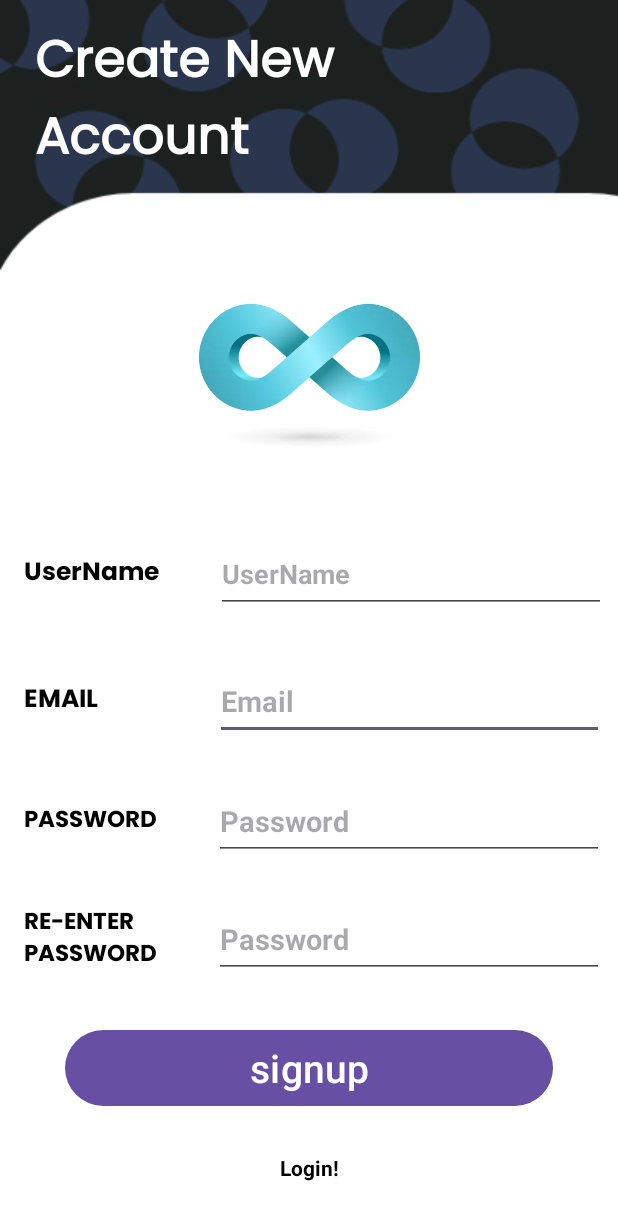
After one commit to silenceofranger/Whisper_Loop, an Android app: the SignUp screen opened directly, with no data from a screen before it, on a phone screen of 412 x 824 dp. The commit adds this screen. Shown: the top 1220 px of the screen. Run offline under Robolectric (Android 15) with nearby library versions, the phone set to English and light mode, and no system bars; our stand-ins replace sdp/ssp sizes.

Commit message:
SignIn & SignUp Pages

```diff
--- a/app/build.gradle
+++ b/app/build.gradle
@@ -40,6 +40,7 @@ dependencies {
     implementation 'androidx.navigation:navigation-fragment:2.5.2'
     implementation 'androidx.navigation:navigation-ui:2.5.2'
     implementation 'com.google.firebase:firebase-database:20.2.2'
+    implementation 'com.google.firebase:firebase-storage:20.2.0'
     testImplementation 'junit:junit:4.13.2'
     androidTestImplementation 'androidx.test.ext:junit:1.1.3'
     androidTestImplementation 'androidx.test.espresso:espresso-core:3.4.0'
--- a/app/src/main/AndroidManifest.xml
+++ b/app/src/main/AndroidManifest.xml
@@ -12,6 +12,12 @@
         android:supportsRtl="true"
         android:theme="@style/Theme.WhisperLoop"
         tools:targetApi="31">
+        <activity
+            android:name=".SignUp"
+            android:exported="false" />
+        <activity
+            android:name=".SignIn"
+            android:exported="false" />
         <activity
             android:name=".MainActivity"
             android:exported="false" />
--- /dev/null
+++ b/app/src/main/java/com/example/whisperloop/SignUp.java
@@ -0,0 +1,14 @@
+package com.example.whisperloop;
+
+import androidx.appcompat.app.AppCompatActivity;
+
+import android.os.Bundle;
+
+public class SignUp extends AppCompatActivity {
+
+    @Override
+    protected void onCreate(Bundle savedInstanceState) {
+        super.onCreate(savedInstanceState);
+        setContentView(R.layout.activity_sign_up);
+    }
+}
--- a/app/src/main/java/com/example/whisperloop/Splash.java
+++ b/app/src/main/java/com/example/whisperloop/Splash.java
@@ -14,7 +14,7 @@ public class Splash extends AppCompatActivity {
         setContentView(R.layout.activity_splash);
 
         new Handler().postDelayed(() -> {
-            Intent intent = new Intent(Splash.this, MainActivity.class);
+            Intent intent = new Intent(Splash.this, SignIn.class);
             startActivity(intent);
             finish();
         }, 3000);
--- /dev/null
+++ b/app/src/main/res/layout/activity_sign_up.xml
@@ -0,0 +1,218 @@
+<?xml version="1.0" encoding="utf-8"?>
+<androidx.constraintlayout.widget.ConstraintLayout xmlns:android="http://schemas.android.com/apk/res/android"
+    xmlns:app="http://schemas.android.com/apk/res-auto"
+    xmlns:tools="http://schemas.android.com/tools"
+    android:layout_width="match_parent"
+    android:layout_height="match_parent"
+    android:background="@drawable/two"
+    tools:context=".SignUp">
+
+    <ImageView
+        android:id="@+id/imageView2"
+        android:layout_width="263dp"
+        android:layout_height="201dp"
+        app:layout_constraintBottom_toBottomOf="parent"
+        app:layout_constraintEnd_toEndOf="parent"
+        app:layout_constraintStart_toStartOf="parent"
+        app:layout_constraintTop_toTopOf="parent"
+        app:layout_constraintVertical_bias="0.228"
+        app:srcCompat="@drawable/whisper" />
+
+    <TextView
+        android:id="@+id/textView4"
+        android:layout_width="@dimen/_215sdp"
+        android:layout_height="@dimen/_35sdp"
+        android:fontFamily="@font/poppins_regular"
+        android:gravity="center_vertical"
+        android:text="Create New "
+        android:textColor="@color/white"
+        android:textSize="@dimen/_26sdp"
+        android:textStyle="bold"
+        app:layout_constraintBottom_toBottomOf="parent"
+        app:layout_constraintEnd_toEndOf="parent"
+        app:layout_constraintHorizontal_bias="0.174"
+        app:layout_constraintStart_toStartOf="parent"
+        app:layout_constraintTop_toTopOf="parent"
+        app:layout_constraintVertical_bias="0.019" />
+
+    <TextView
+        android:id="@+id/textView6"
+        android:layout_width="310dp"
+        android:layout_height="41dp"
+        android:fontFamily="@font/poppins_regular"
+        android:gravity="center_vertical"
+        android:text="Account"
+        android:textColor="@color/white"
+        android:textSize="@dimen/_26sdp"
+        android:textStyle="bold"
+        app:layout_constraintBottom_toBottomOf="parent"
+        app:layout_constraintEnd_toEndOf="parent"
+        app:layout_constraintHorizontal_bias="0.227"
+        app:layout_constraintStart_toStartOf="parent"
+        app:layout_constraintTop_toTopOf="parent"
+        app:layout_constraintVertical_bias="0.084" />
+
+    <TextView
+        android:id="@+id/textView7"
+        android:layout_width="@dimen/_91sdp"
+        android:layout_height="52dp"
+        android:fontFamily="@font/poppins_bold"
+        android:gravity="center_vertical"
+        android:text="UserName"
+        android:textColor="@color/black"
+        android:textSize="@dimen/_13sdp"
+        android:textStyle="bold"
+        app:layout_constraintBottom_toBottomOf="parent"
+        app:layout_constraintEnd_toEndOf="parent"
+        app:layout_constraintHorizontal_bias="0.054"
+        app:layout_constraintStart_toStartOf="parent"
+        app:layout_constraintTop_toTopOf="parent"
+        app:layout_constraintVertical_bias="0.462" />
+
+    <TextView
+        android:id="@+id/textView5"
+        android:layout_width="91dp"
+        android:layout_height="52dp"
+        android:fontFamily="@font/poppins_bold"
+        android:gravity="center_vertical"
+        android:text="EMAIL"
+        android:textColor="@color/black"
+        android:textSize="@dimen/_13sdp"
+        android:textStyle="bold"
+        app:layout_constraintBottom_toBottomOf="parent"
+        app:layout_constraintEnd_toEndOf="parent"
+        app:layout_constraintHorizontal_bias="0.05"
+        app:layout_constraintStart_toStartOf="parent"
+        app:layout_constraintTop_toTopOf="parent"
+        app:layout_constraintVertical_bias="0.572" />
+
+    <TextView
+        android:id="@+id/textView8"
+        android:layout_width="91dp"
+        android:layout_height="52dp"
+        android:fontFamily="@font/poppins_bold"
+        android:gravity="center_vertical"
+        android:text="PASSWORD"
+        android:textColor="@color/black"
+        android:textSize="@dimen/_12sdp"
+        android:textStyle="bold"
+        app:layout_constraintBottom_toBottomOf="parent"
+        app:layout_constraintEnd_toEndOf="parent"
+        app:layout_constraintHorizontal_bias="0.05"
+        app:layout_constraintStart_toStartOf="parent"
+        app:layout_constraintTop_toTopOf="parent"
+        app:layout_constraintVertical_bias="0.675" />
+
+
+    <TextView
+        android:id="@+id/textView10"
+        android:layout_width="91dp"
+        android:layout_height="52dp"
+        android:fontFamily="@font/poppins_bold"
+        android:gravity="center_vertical"
+        android:text="RE-ENTER PASSWORD"
+        android:textColor="@color/black"
+        android:textSize="@dimen/_12sdp"
+        android:textStyle="bold"
+        app:layout_constraintBottom_toBottomOf="parent"
+        app:layout_constraintEnd_toEndOf="parent"
+        app:layout_constraintHorizontal_bias="0.05"
+        app:layout_constraintStart_toStartOf="parent"
+        app:layout_constraintTop_toTopOf="parent"
+        app:layout_constraintVertical_bias="0.777" />
+
+    <EditText
+        android:id="@+id/rgemail"
+        android:layout_width="259dp"
+        android:layout_height="52dp"
+        android:ems="10"
+        android:hint="Email"
+        android:inputType="textEmailAddress"
+        android:textColor="@color/black"
+        android:textSize="@dimen/_15sdp"
+        android:textStyle="bold"
+        app:layout_constraintBottom_toBottomOf="parent"
+        app:layout_constraintEnd_toEndOf="parent"
+        app:layout_constraintHorizontal_bias="0.94"
+        app:layout_constraintStart_toStartOf="parent"
+        app:layout_constraintTop_toTopOf="parent"
+        app:layout_constraintVertical_bias="0.572" />
+
+    <EditText
+        android:id="@+id/rgpassword"
+        android:layout_width="260dp"
+        android:layout_height="52dp"
+        android:ems="10"
+        android:hint="Password"
+        android:inputType="textPassword"
+        android:textColor="@color/black"
+        android:textSize="@dimen/_15sdp"
+        android:textStyle="bold"
+        app:layout_constraintBottom_toBottomOf="parent"
+        app:layout_constraintEnd_toEndOf="parent"
+        app:layout_constraintHorizontal_bias="0.94"
+        app:layout_constraintStart_toStartOf="parent"
+        app:layout_constraintTop_toTopOf="parent"
+        app:layout_constraintVertical_bias="0.675" />
+
+    <EditText
+        android:id="@+id/rgrepassword"
+        android:layout_width="260dp"
+        android:layout_height="52dp"
+        android:ems="10"
+        android:hint="Password"
+        android:inputType="textPassword"
+        android:textColor="@color/black"
+        android:textSize="@dimen/_15sdp"
+        android:textStyle="bold"
+        app:layout_constraintBottom_toBottomOf="parent"
+        app:layout_constraintEnd_toEndOf="parent"
+        app:layout_constraintHorizontal_bias="0.94"
+        app:layout_constraintStart_toStartOf="parent"
+        app:layout_constraintTop_toTopOf="parent"
+        app:layout_constraintVertical_bias="0.777" />
+
+    <Button
+        android:id="@+id/signupbutton"
+        android:layout_width="@dimen/_250sdp"
+        android:layout_height="@dimen/_45sdp"
+        android:text="signup"
+        android:textSize="@dimen/_20sdp"
+        app:layout_constraintBottom_toBottomOf="parent"
+        app:layout_constraintEnd_toEndOf="parent"
+        app:layout_constraintStart_toStartOf="parent"
+        app:layout_constraintTop_toTopOf="parent"
+        app:layout_constraintVertical_bias="0.892" />
+
+    <TextView
+        android:id="@+id/loginbut"
+        android:layout_width="@dimen/_124sdp"
+        android:layout_height="24dp"
+        android:gravity="center"
+        android:text="Login!"
+        android:textColor="@color/black"
+        android:textStyle="bold"
+
+        app:layout_constraintBottom_toBottomOf="parent"
+        app:layout_constraintEnd_toEndOf="parent"
+        app:layout_constraintStart_toStartOf="parent"
+        app:layout_constraintTop_toTopOf="parent"
+        app:layout_constraintVertical_bias="0.958" />
+
+    <EditText
+        android:id="@+id/rgusername"
+        android:layout_width="260dp"
+        android:layout_height="52dp"
+        android:ems="10"
+        android:hint="UserName"
+        android:inputType="textPersonName"
+        android:text=""
+        android:textStyle="bold"
+        app:layout_constraintBottom_toBottomOf="parent"
+        app:layout_constraintEnd_toEndOf="parent"
+        app:layout_constraintHorizontal_bias="0.947"
+        app:layout_constraintStart_toStartOf="parent"
+        app:layout_constraintTop_toTopOf="parent"
+        app:layout_constraintVertical_bias="0.462" />
+
+</androidx.constraintlayout.widget.ConstraintLayout>
```
Also changed, not shown: app/src/main/java/com/example/whisperloop/SignIn.java (added, +14 -0 lines), app/src/main/res/layout/activity_sign_in.xml (added, +164 -0 lines), app/src/main/res/layout/activity_splash.xml (+4 -5 lines), app/src/main/res/drawable/av.png (deleted), app/src/main/res/drawable/logo_no_back.png (deleted), app/src/main/res/drawable/whisper.png (added).
